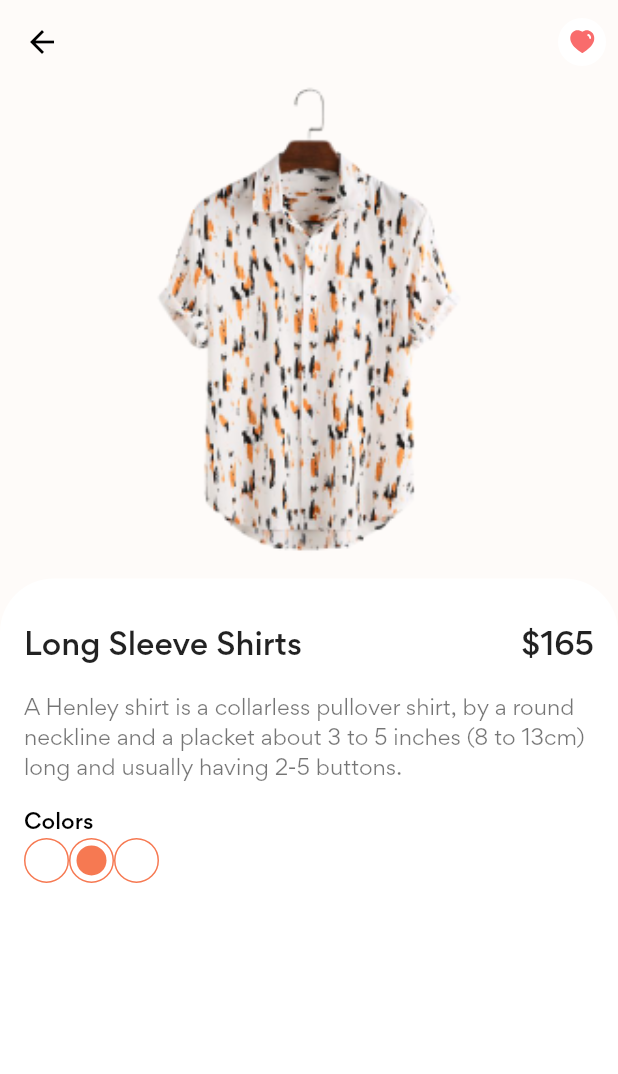
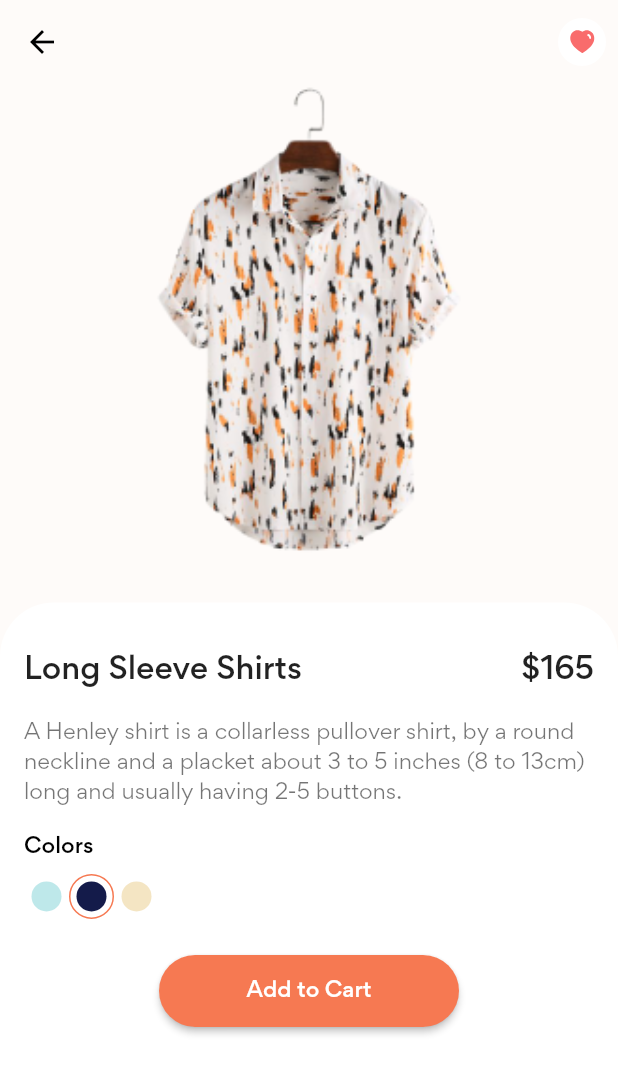
Before and after one commit to kevin2-cyber/ShopAppUI, a Flutter app: the screen it shows after launch, after a tap on "Long Sleeve Shirts", on a phone screen of 412 x 824 dp. Shown: the top 1074 px of the screen. Run offline on Flutter 3.47's test engine with Material 2 defaults, Android fonts, the light colour scheme and no system bars; our stand-ins replace flutter_svg.

Commit message:
finished shop app ui

```diff
--- a/lib/screens/components/color_dot.dart
+++ b/lib/screens/components/color_dot.dart
@@ -22,13 +22,13 @@ class ColorDot extends StatelessWidget {
         padding: const EdgeInsets.all(defaultPadding / 4),
         decoration: BoxDecoration(
           border: Border.all(
-            color: primaryColor,
+            color: isActive ? primaryColor : Colors.transparent,
           ),
           shape: BoxShape.circle,
         ),
         child: CircleAvatar(
           radius: 10,
-          backgroundColor: isActive ? primaryColor : Colors.transparent ,
+          backgroundColor: color,
         ),
       ),
     );
--- a/lib/screens/details/details_screen.dart
+++ b/lib/screens/details/details_screen.dart
@@ -40,6 +40,9 @@ class DetailScreen extends StatelessWidget {
             height: MediaQuery.of(context).size.height * 0.4,
             fit: BoxFit.cover,
           ),
+          const SizedBox(
+            height: defaultPadding,
+          ),
           Expanded(
             child: Container(
               padding: const EdgeInsets.fromLTRB(
@@ -55,6 +58,7 @@ class DetailScreen extends StatelessWidget {
                   topRight: Radius.circular(defaultBorderRadius * 3),
                 ),
               ),
+              child: SingleChildScrollView(
                 child: Column(
                   crossAxisAlignment: CrossAxisAlignment.start,
                   children: <Widget>[
@@ -91,6 +95,9 @@ class DetailScreen extends StatelessWidget {
                         fontWeight: FontWeight.w500,
                       ),
                     ),
+                    const SizedBox(
+                      height: defaultPadding / 2,
+                    ),
                     Row(
                       children: [
                         ColorDot(
@@ -110,7 +117,25 @@ class DetailScreen extends StatelessWidget {
                         ),
                       ],
                     ),
+                    const SizedBox(
+                      height: defaultPadding * 1.5,
+                    ),
+                    Center(
+                      child: SizedBox(
+                        height: 48,
+                        width: 200,
+                        child: ElevatedButton(
+                            onPressed: (){},
+                          style: ElevatedButton.styleFrom(
+                              primary: primaryColor,
+                            shape: StadiumBorder(),
+                          ),
+                            child: Text('Add to Cart'),
+                        ),
+                      ),
+                    ),
                   ],
+                ),
               ),
             ),
           ),
```
Lines whose indentation alone changed are shown as unchanged.
